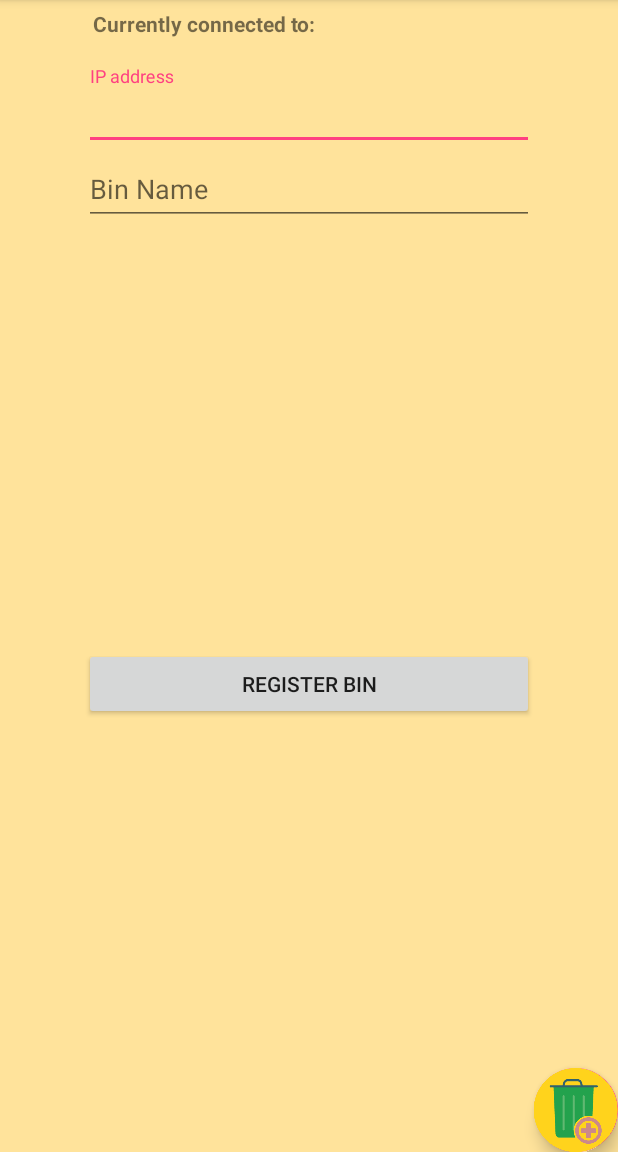
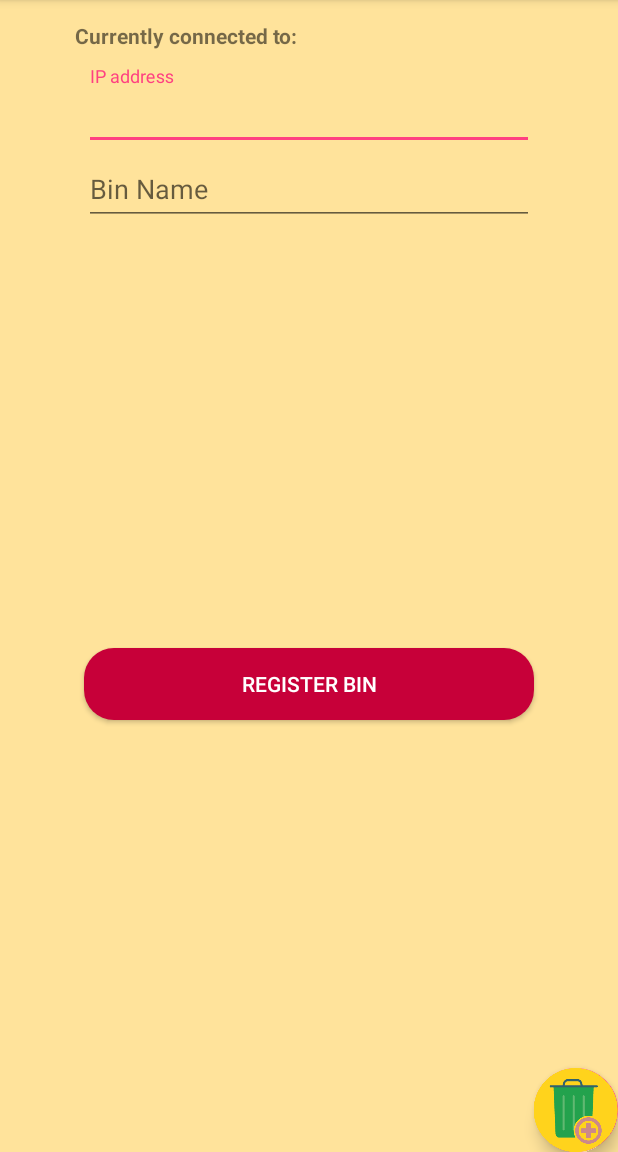
Before and after one commit to devonexus/project-payoy, an Android app: the RegisterBin screen opened directly, with no data from a screen before it, on a phone screen of 412 x 824 dp, the part 84-1236 px from its top. Run offline under Robolectric (Android 15) with nearby library versions, the phone set to English and light mode, and no system bars; our stand-ins replace Picasso, Volley; libraries missing offline, so code that uses them is left out: jp.wasabeef.picasso; pictures from the network do not load; 2 statements that could not run were skipped.

Commit message:
Additional designs

```diff
--- a/app/src/main/java/com/example/apaodevo/basura_juan/Activities/RegisterBin.java
+++ b/app/src/main/java/com/example/apaodevo/basura_juan/Activities/RegisterBin.java
@@ -2,6 +2,8 @@ package com.example.apaodevo.basura_juan.Activities;
 
 import android.app.ProgressDialog;
 import android.content.Context;
+import android.graphics.Color;
+import android.graphics.drawable.GradientDrawable;
 import android.os.Bundle;
 import android.view.LayoutInflater;
 import android.view.View;
@@ -34,6 +36,7 @@ public class RegisterBin extends NavigationDrawerActivity {
     private Button btn_register_bin;
     private ProgressDialog pDialog;
     private String ip_address, bin_name;
+    private Button registerBin;
     /*private String ip_address, bin_name;*/ /* Variables  to store post data*/
 
 
@@ -47,6 +50,8 @@ public class RegisterBin extends NavigationDrawerActivity {
         drawer.addView(contentView, 0);
         fab.setImageResource(R.drawable.floating_action_register_bin);
         castObjects();
+        registerBin     = (Button) findViewById(R.id.btn_reg_bin);
+
 
         pDialog = new ProgressDialog(this);
         pDialog.setMessage("Creating bin...");
--- a/app/src/main/res/layout/activity_register_bin.xml
+++ b/app/src/main/res/layout/activity_register_bin.xml
@@ -45,18 +45,21 @@
             android:singleLine="true" />
     </android.support.design.widget.TextInputLayout>
     <TextView
+
         android:id="@+id/textView6"
         android:layout_width="wrap_content"
         android:layout_height="wrap_content"
         android:layout_alignParentStart="true"
         android:layout_alignParentTop="true"
-        android:layout_marginStart="62dp"
-        android:layout_marginTop="62dp"
+        android:layout_marginStart="50dp"
+        android:layout_marginTop="70dp"
         android:text="Currently connected to: "
         android:textStyle="bold" />
     <Button
         android:id="@+id/btn_reg_bin"
-
+        android:backgroundTint="@color/colorMaroon"
+        android:textColor="@color/colorWhite"
+        android:background="@drawable/rounded_edittext"
         android:layout_width="300dp"
         android:layout_height="wrap_content"
         android:layout_gravity="center"
--- a/app/src/main/res/values/colors.xml
+++ b/app/src/main/res/values/colors.xml
@@ -8,7 +8,7 @@
     <color name="colorMediumSeaGreen">#3CB371</color>
     <color name="colorAquamartine">#458b74</color>
     <color name="colorDarkGray">#696969</color>
-
+    <color name="colorMaroon">#C70039</color>
     <!--This is for the bin list-->
 
     <color name="bg_row_background">#fa315b</color>
```
